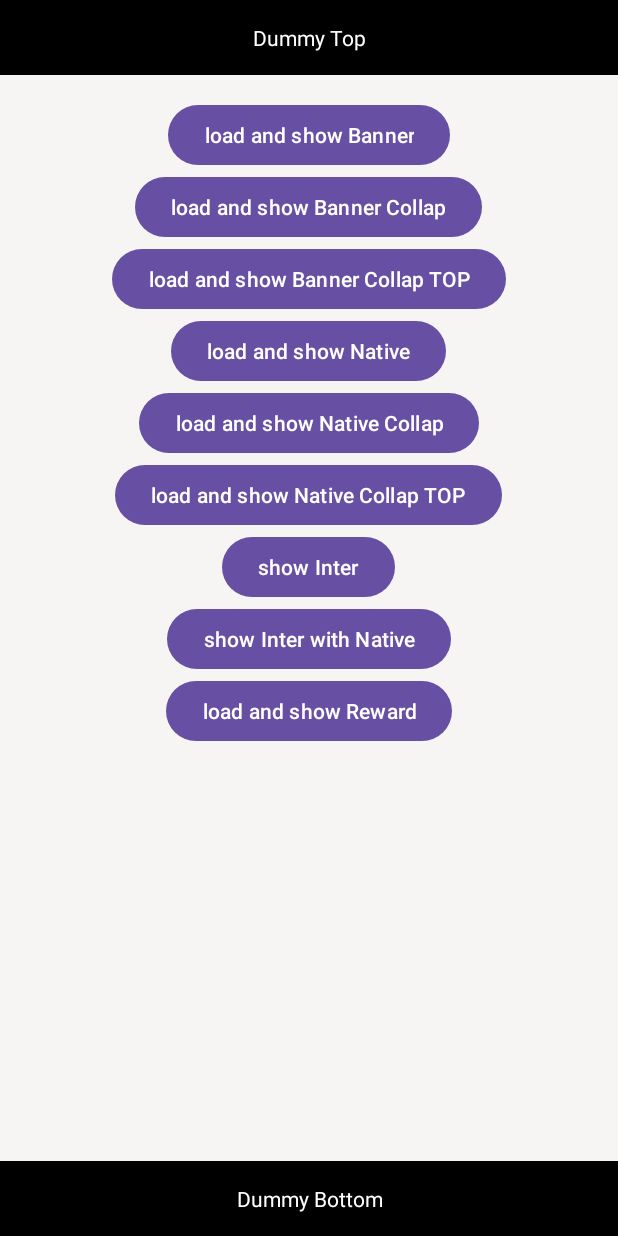
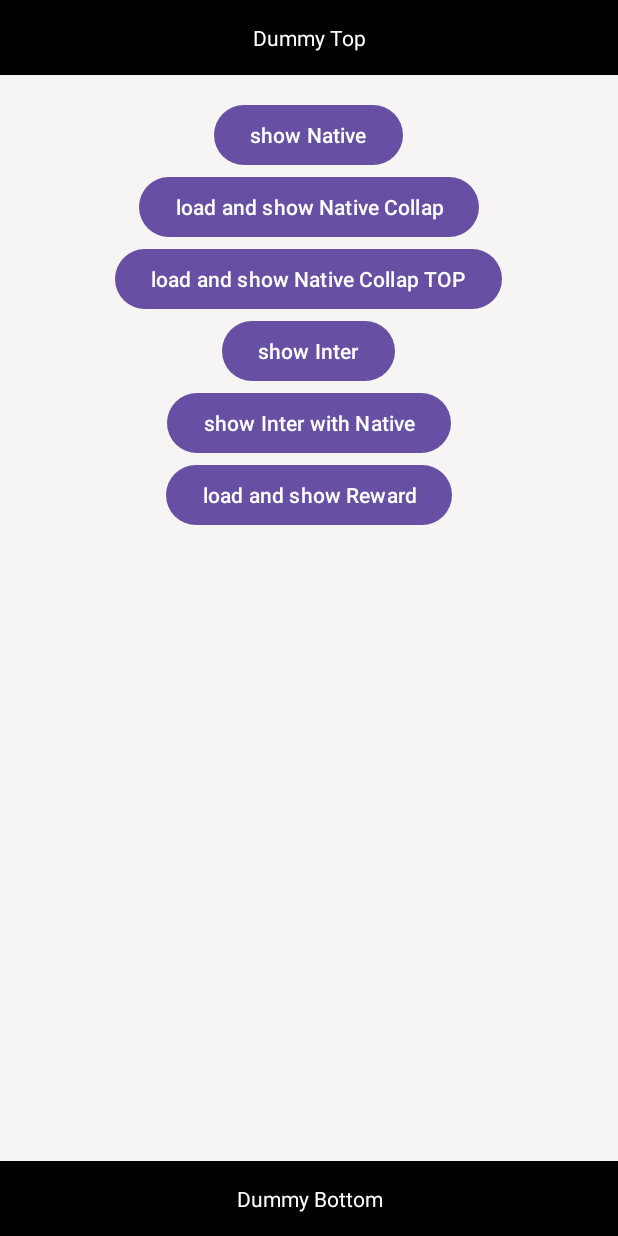
Before and after one commit to tokiiapp/NovaAdsLibrary, an Android app: the layout activity_second.xml on its own in the app's theme, with its tools: preview values and no code run, on a phone screen of 412 x 824 dp. Run offline under Robolectric (Android 15) with nearby library versions, the phone set to English and light mode, and no system bars.

Commit message:
update remote config native and reward

```diff
--- a/app/src/main/res/layout/activity_second.xml
+++ b/app/src/main/res/layout/activity_second.xml
@@ -20,30 +20,12 @@
             android:gravity="center"
             android:orientation="vertical">
 
+
             <Button
-                android:id="@+id/btnLoadShowBanner"
+                android:id="@+id/btnShowNative"
                 android:layout_width="wrap_content"
                 android:layout_height="wrap_content"
-                android:text="load and show Banner" />
-
-            <Button
-                android:id="@+id/btnLoadShowBannerCollap"
-                android:layout_width="wrap_content"
-                android:layout_height="wrap_content"
-                android:text="load and show Banner Collap" />
-
-            <Button
-                android:id="@+id/btnLoadShowBannerCollapTop"
-                android:layout_width="wrap_content"
-                android:layout_height="wrap_content"
-                android:text="load and show Banner Collap TOP" />
-
-
-            <Button
-                android:id="@+id/btnLoadShowNative"
-                android:layout_width="wrap_content"
-                android:layout_height="wrap_content"
-                android:text="load and show Native" />
+                android:text="show Native" />
 
             <Button
                 android:id="@+id/btnLoadShowNativeCollap"
```
Also changed, not shown: app/src/main/java/com/example/novaadslibrary/SecondActivity.kt (+3 -17 lines), library/src/main/java/com/ads/library/utils/AdmobUtil.kt (+70 -14 lines).
